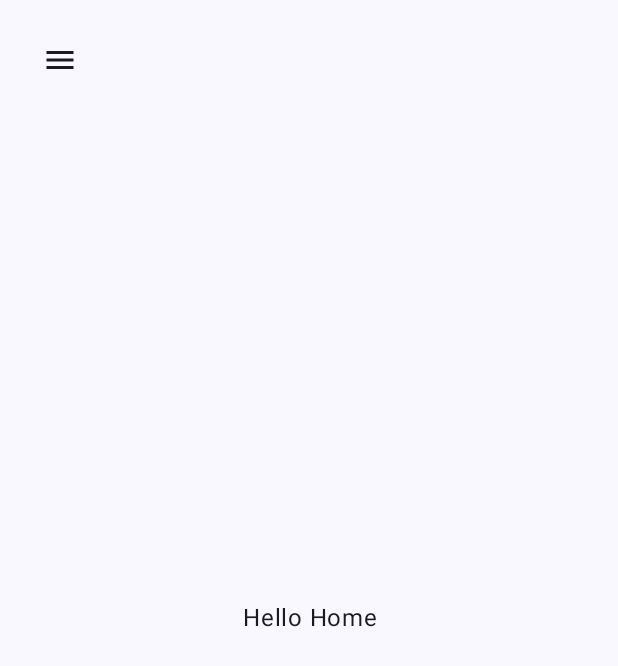
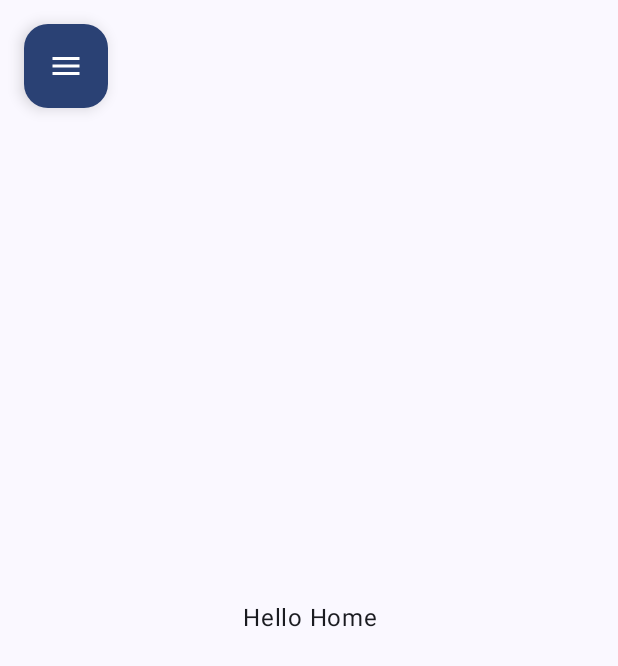
Before and after one commit to Artmansky/Velopath, an Android app built with Jetpack Compose: the screen it shows after launch (MainActivity), on a phone screen of 412 x 824 dp. Before the commit the part shown is almost empty. Shown: the top 666 px of the screen. Run offline under Robolectric (Android 15) with nearby library versions, the phone set to English and light mode, and no system bars.

Commit message:
Floating button added to screens

```diff
--- a/app/src/main/java/com/example/velopath/MainActivity.kt
+++ b/app/src/main/java/com/example/velopath/MainActivity.kt
@@ -12,8 +12,8 @@ import androidx.compose.foundation.layout.width
 import androidx.compose.material.icons.Icons
 import androidx.compose.material.icons.filled.Menu
 import androidx.compose.material3.DrawerValue
+import androidx.compose.material3.FloatingActionButton
 import androidx.compose.material3.Icon
-import androidx.compose.material3.IconButton
 import androidx.compose.material3.MaterialTheme
 import androidx.compose.material3.ModalDrawerSheet
 import androidx.compose.material3.ModalNavigationDrawer
@@ -92,13 +92,14 @@ fun MainScreen() {
         drawerState = drawerState
     ) {
         Box(modifier = Modifier.fillMaxSize()) {
-            IconButton(
+            FloatingActionButton(
                 onClick = {
                     scope.launch { drawerState.open() }
                 },
                 modifier = Modifier
                     .align(Alignment.TopStart)
-                    .padding(16.dp)
+                    .padding(16.dp),
+                containerColor = MaterialTheme.colorScheme.primary
             ) {
                 Icon(imageVector = Icons.Default.Menu, contentDescription = "Menu")
             }
```
